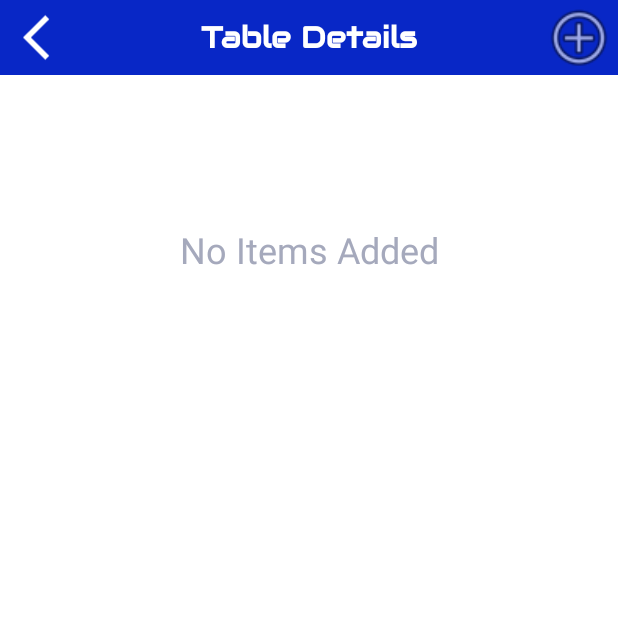
After one commit to vishalkh100/CaptainHere, an Android app: the TableDetails screen opened directly, with no data from a screen before it, on a phone screen of 412 x 824 dp, the top half of it. The commit adds this screen. Run offline under Robolectric (Android 15) with nearby library versions, the phone set to English and light mode, and no system bars.

Commit message:
Table details implemented, Table UI changed

```diff
--- a/app/src/main/AndroidManifest.xml
+++ b/app/src/main/AndroidManifest.xml
@@ -4,7 +4,7 @@
     package="com.example.captainhere">
 
     <application
-        android:name="com.example.captainhere.Functions.App"
+        android:name=".Functions.App"
         android:allowBackup="true"
         android:dataExtractionRules="@xml/data_extraction_rules"
         android:fullBackupContent="@xml/backup_rules"
@@ -14,6 +14,9 @@
         android:supportsRtl="true"
         android:theme="@style/Theme.CaptainHere"
         tools:targetApi="31">
+        <activity
+            android:name=".TableDetails"
+            android:exported="false" />
         <activity
             android:name=".ViewProductsActivity"
             android:exported="false" />
--- a/app/src/main/java/com/example/captainhere/AddTableActivity.java
+++ b/app/src/main/java/com/example/captainhere/AddTableActivity.java
@@ -52,7 +52,7 @@ public class AddTableActivity extends AppCompatActivity {
 
     private void addTableToList() {
         String name = editTextTableName.getText().toString();
-        String amount = editTextBillAmount.getText().toString();
+        String amount = "0";
         Table table = new Table(name, amount);
         dataGetSet.addTable(table);
 
--- a/app/src/main/java/com/example/captainhere/MainActivity.java
+++ b/app/src/main/java/com/example/captainhere/MainActivity.java
@@ -5,10 +5,12 @@ import androidx.appcompat.app.AppCompatActivity;
 import android.content.Intent;
 import android.os.Bundle;
 import android.view.View;
+import android.widget.AdapterView;
 import android.widget.ImageView;
 import android.widget.LinearLayout;
 import android.widget.ListView;
 import android.widget.TextView;
+import android.widget.Toast;
 
 import com.example.captainhere.Functions.DataGetSet;
 import com.example.captainhere.Functions.TinyDB;
@@ -81,6 +83,13 @@ public class MainActivity extends AppCompatActivity {
         backImg.setOnClickListener(
                 v -> openViewProductActivity()
         );
+
+        tableListView.setOnItemClickListener((parent, view, position, id) -> {
+            Table t = (Table) parent.getItemAtPosition(position);
+            Intent intent = new Intent(this, TableDetails.class);
+            startActivity(intent);
+            //Toast.makeText(this, t.name, Toast.LENGTH_SHORT).show();
+        });
     }
 
     public void openAddTableActivity(){
--- a/app/src/main/java/com/example/captainhere/Models/Product.java
+++ b/app/src/main/java/com/example/captainhere/Models/Product.java
@@ -10,4 +10,10 @@ public class Product {
         this.mrp = mrp;
     }
 
+    public String toString() {
+        String toString = "";
+        toString = "Name: " + name + " MRP:" + mrp;
+        return toString;
+    }
+
 }
--- a/app/src/main/java/com/example/captainhere/Models/Table.java
+++ b/app/src/main/java/com/example/captainhere/Models/Table.java
@@ -10,4 +10,10 @@ public class Table {
         this.total = total;
     }
 
+    public String toString() {
+        String toString = "";
+        toString = "Name: " + name + " Total:" + total;
+        return toString;
+    }
+
 }
--- /dev/null
+++ b/app/src/main/java/com/example/captainhere/TableDetails.java
@@ -0,0 +1,69 @@
+package com.example.captainhere;
+
+import androidx.appcompat.app.AppCompatActivity;
+
+import android.content.Intent;
+import android.os.Bundle;
+import android.widget.ImageView;
+import android.widget.LinearLayout;
+import android.widget.ListView;
+import android.widget.TextView;
+
+import com.example.captainhere.Functions.DataGetSet;
+import com.example.captainhere.Models.Product;
+
+import java.util.ArrayList;
+
+public class TableDetails extends AppCompatActivity {
+
+    DataGetSet dataGetSet = new DataGetSet();
+    TextView titleHeading;
+    ImageView addButton;
+    ImageView backButton;
+    ListView productListView;
+
+    LinearLayout listViewLayout;
+    LinearLayout noEntryLayout;
+
+    ArrayList<Product> arrayOfItems = new ArrayList<Product>();
+
+    @Override
+    protected void onCreate(Bundle savedInstanceState) {
+        super.onCreate(savedInstanceState);
+        setContentView(R.layout.activity_table_details);
+
+        setViews();
+        onClickListeners();
+
+    }
+
+    private void setViews() {
+        titleHeading = findViewById(R.id.titleTableDetails);
+        addButton = findViewById(R.id.addButtonTableDetails);
+        backButton = findViewById(R.id.backImgTableDetails);
+        productListView = findViewById(R.id.itemsListView);
+        listViewLayout = findViewById(R.id.itemsListLayout);
+        noEntryLayout = findViewById(R.id.noEntryLayoutTableDetails);
+    }
+
+    private void onClickListeners() {
+        addButton.setOnClickListener(
+                v -> openAddItemActivity()
+        );
+
+        backButton.setOnClickListener(
+                v -> openViewTablesActivity()
+        );
+    }
+
+    public void openAddItemActivity(){
+        Intent intent = new Intent(this, AddProductActivity.class);
+        startActivity(intent);
+    }
+
+    public void openViewTablesActivity(){
+        Intent intent = new Intent(this, MainActivity.class);
+        startActivity(intent);
+    }
+
+}
--- a/app/src/main/res/layout/activity_add_table.xml
+++ b/app/src/main/res/layout/activity_add_table.xml
@@ -73,6 +73,7 @@
                     android:id="@+id/editTextTableName"
                     android:layout_width="match_parent"
                     android:layout_height="48dp"
+                    android:maxLength="8"
                     android:ems="10"
                     android:inputType="textPersonName" />
             </LinearLayout>
@@ -82,7 +83,8 @@
                 android:layout_width="match_parent"
                 android:layout_height="100dp"
                 android:orientation="vertical"
-                android:padding="20dp">
+                android:padding="20dp"
+                android:visibility="gone">
 
                 <TextView
                     android:id="@+id/textView5"
--- /dev/null
+++ b/app/src/main/res/layout/activity_table_details.xml
@@ -0,0 +1,92 @@
+<?xml version="1.0" encoding="utf-8"?>
+<androidx.constraintlayout.widget.ConstraintLayout xmlns:android="http://schemas.android.com/apk/res/android"
+    xmlns:app="http://schemas.android.com/apk/res-auto"
+    xmlns:tools="http://schemas.android.com/tools"
+    android:layout_width="match_parent"
+    android:layout_height="match_parent"
+    tools:context=".TableDetails">
+
+    <LinearLayout
+        android:id="@+id/parentLayout"
+        android:layout_width="match_parent"
+        android:layout_height="match_parent"
+        android:orientation="vertical">
+
+        <LinearLayout
+            android:id="@+id/topBarParent"
+            android:layout_width="match_parent"
+            android:layout_height="50dp"
+            android:orientation="horizontal">
+
+            <LinearLayout
+                android:id="@+id/topBarLayout"
+                android:layout_width="match_parent"
+                android:layout_height="match_parent"
+                android:background="#0827C6"
+                android:orientation="horizontal">
+
+                <ImageView
+                    android:id="@+id/backImgTableDetails"
+                    android:layout_width="0dp"
+                    android:layout_height="50dp"
+                    android:layout_weight="1"
+                    android:paddingStart="15dp"
+                    app:srcCompat="@drawable/ic_baseline_arrow_back_ios_24" />
+
+                <TextView
+                    android:id="@+id/titleTableDetails"
+                    android:layout_width="0dp"
+                    android:layout_height="50dp"
+                    android:layout_weight="6"
+                    android:fontFamily="@font/audiowide"
+                    android:gravity="center|center_horizontal|center_vertical"
+                    android:shadowColor="@color/black"
+                    android:text="Table Details"
+                    android:textAppearance="@style/TextAppearance.AppCompat.Medium"
+                    android:textColor="@color/white"
+                    android:textSize="20sp"
+                    android:textStyle="bold" />
+
+                <ImageView
+                    android:id="@+id/addButtonTableDetails"
+                    android:layout_width="0dp"
+                    android:layout_height="50dp"
+                    android:layout_weight="1"
+                    app:srcCompat="@android:drawable/ic_menu_add" />
+
+            </LinearLayout>
+        </LinearLayout>
+
+        <LinearLayout
+            android:id="@+id/itemsListLayout"
+            android:layout_width="match_parent"
+            android:layout_height="match_parent"
+            android:orientation="vertical"
+            android:visibility="gone">
+
+            <ListView
+                android:id="@+id/itemsListView"
+                android:layout_width="match_parent"
+                android:layout_height="match_parent" />
+
+        </LinearLayout>
+
+        <LinearLayout
+            android:id="@+id/noEntryLayoutTableDetails"
+            android:layout_width="match_parent"
+            android:layout_height="match_parent"
+            android:orientation="vertical"
+            android:visibility="visible">
+
+            <TextView
+                android:id="@+id/textView"
+                android:layout_width="match_parent"
+                android:layout_height="wrap_content"
+                android:layout_marginTop="100dp"
+                android:gravity="center_horizontal"
+                android:text="No Items Added"
+                android:textColor="#A5A9BC"
+                android:textSize="24sp" />
+        </LinearLayout>
+    </LinearLayout>
+</androidx.constraintlayout.widget.ConstraintLayout>
--- a/app/src/main/res/layout/item_table.xml
+++ b/app/src/main/res/layout/item_table.xml
@@ -34,7 +34,8 @@
     <LinearLayout
         android:layout_width="match_parent"
         android:layout_height="match_parent"
-        android:orientation="horizontal">
+        android:orientation="horizontal"
+        android:visibility="gone">
 
         <TextView
             android:id="@+id/textView3"
```
